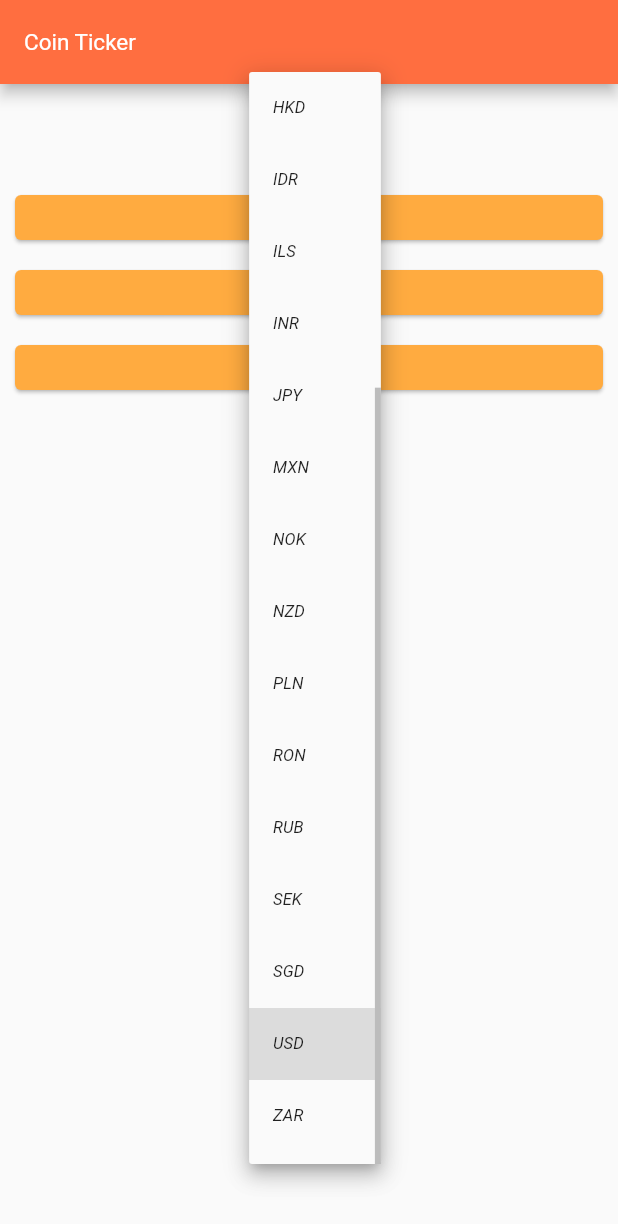
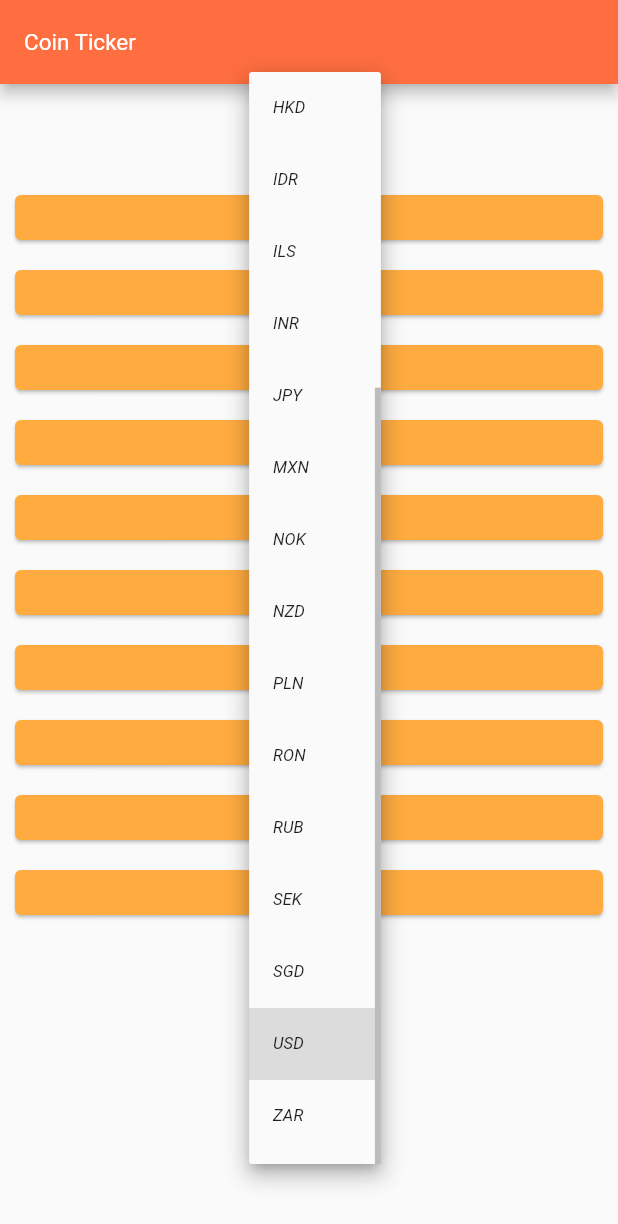
Before and after one commit to mohammadjahandide/A-Simple-Cryptocurrency-Price-Tracker---Flutter-App, a Flutter app: the screen it shows after launch, after a tap on "USD", on a phone screen of 412 x 824 dp. Shown: the top 1224 px of the screen. Run offline on Flutter 3.47's test engine with Material 2 defaults, Android fonts, the phone set to English and light mode, and no system bars; network calls fail.

Commit message:
fetch data from internet

```diff
--- a/cryptocurrency_price_tracker/lib/coin_data.dart
+++ b/cryptocurrency_price_tracker/lib/coin_data.dart
@@ -1,3 +1,6 @@
+import 'package:http/http.dart' as http;
+import 'dart:convert' as convert;
+
 const List<String> currenciesList = [
   'AUD',
   'BRL',
@@ -26,6 +29,27 @@ const List<String> cryptoList = [
   'BTC',
   'ETH',
   'LTC',
+  'XLM',
+  'BNB',
+  'ADA',
+  'DOGE',
+  'XRP',
+  'BCH',
+  'LINK',
 ];
 
-class CoinData {}
+//TODO : add your apikey
+const apiKey = '';
+const url = 'https://rest.coinapi.io/v1/exchangerate';
+
+class CoinData {
+  Future getData(String coin, String currency) async {
+    http.Response response =
+        await http.get(Uri.parse('$url/$coin/$currency?apikey=$apiKey'));
+    if (response.statusCode == 200) {
+      return convert.jsonDecode(response.body);
+    } else {
+      throw 'something wrong ${response.statusCode}';
+    }
+  }
+}
--- a/cryptocurrency_price_tracker/lib/price_screen.dart
+++ b/cryptocurrency_price_tracker/lib/price_screen.dart
@@ -1,6 +1,7 @@
 import 'dart:io';
 
 import 'package:cryptocurrency_price_tracker/constants.dart';
+import 'package:cryptocurrency_price_tracker/listview_items.dart';
 import 'package:flutter/cupertino.dart';
 import 'package:flutter/material.dart';
 import 'package:flutter/foundation.dart' show kIsWeb;
@@ -15,8 +16,30 @@ class PriceScreen extends StatefulWidget {
 }
 
 class _PriceScreenState extends State<PriceScreen> {
-  String? _selectedCurrency = "USD";
+  String _selectedCurrency = "USD";
+  List<String> _amounts = [];
 
+  void _getData() async {
+    for (int i = 0; i < cryptoList.length; ++i) {
+      var data = await CoinData().getData(cryptoList[i], _selectedCurrency);
+      _amounts[i] = data['rate'].toInt().toString();
+    }
+    setState(() {});
+  }
+
+  void _initAmountValue() {
+    for (int i = 0; i < cryptoList.length; ++i) {
+      _amounts[i] = '?';
+    }
+  }
+
+  @override
+  void initState() {
+    for (int i = 0; i < cryptoList.length; ++i) {
+      _amounts.add('?');
+    }
+    _getData();
+  }
 
   List<DropdownMenuItem<String>> _getDropdownItems() {
     List<DropdownMenuItem<String>> items = [];
@@ -40,8 +63,10 @@ class _PriceScreenState extends State<PriceScreen> {
       items: _getDropdownItems(),
       onChanged: (value) {
         setState(() {
-          _selectedCurrency = value;
+          _selectedCurrency = value!;
+          _initAmountValue();
         });
+        _getData();
       },
     );
   }
@@ -61,44 +86,29 @@ class _PriceScreenState extends State<PriceScreen> {
         onSelectedItemChanged: (selectedIndex) {
           setState(() {
             _selectedCurrency = currenciesList[selectedIndex];
+            _initAmountValue();
           });
+          _getData();
         },
         children: items);
   }
 
-  Widget _listViewItem(BuildContext context, int index) {
-    return Card(
-      color: Colors.orangeAccent,
-      margin: EdgeInsets.all(10.0),
-      child: Padding(
-        padding: EdgeInsets.all(8.0),
-        child: Row(
-          mainAxisAlignment: MainAxisAlignment.center,
-          children: [
-            Text(
-              '${cryptoList[index]}',
-              style: kListViewItemTextStyle,
-            ),
-            Text(
-              ' = ? $_selectedCurrency',
-              style: kListViewItemTextStyle,
-            ),
-          ],
-        ),
-      ),
-    );
-  }
-
-  Widget _getPicker(){
-    if( kIsWeb){
+  Widget _getPicker() {
+    if (kIsWeb) {
       return _getDropdownButton();
-    }
-    else{
-      if(Platform.isIOS){
+    } else {
+      if (Platform.isIOS) {
         return _getIOSPicker();
       }
       return _getDropdownButton();
     }
+  }
+
+  Widget _listViewItem(BuildContext context, int index) {
+    return ListViewItems(
+        crypto: cryptoList[index],
+        currency: _selectedCurrency,
+        amount: _amounts[index]);
   }
 
   @override
@@ -120,8 +130,7 @@ class _PriceScreenState extends State<PriceScreen> {
                 child: _getPicker(),
               ),
             ),
-            Container(
-              height: 350,
+            Expanded(
               child: ListView.builder(
                 itemBuilder: (context, index) => _listViewItem(context, index),
                 itemCount: cryptoList.length,
--- a/cryptocurrency_price_tracker/pubspec.yaml
+++ b/cryptocurrency_price_tracker/pubspec.yaml
@@ -23,6 +23,8 @@ environment:
 dependencies:
   flutter:
     sdk: flutter
+
+  http: ^0.13.3
 
 
   # The following adds the Cupertino Icons font to your application.
```
Also changed, not shown: cryptocurrency_price_tracker/pubspec.lock, 1 other file.
